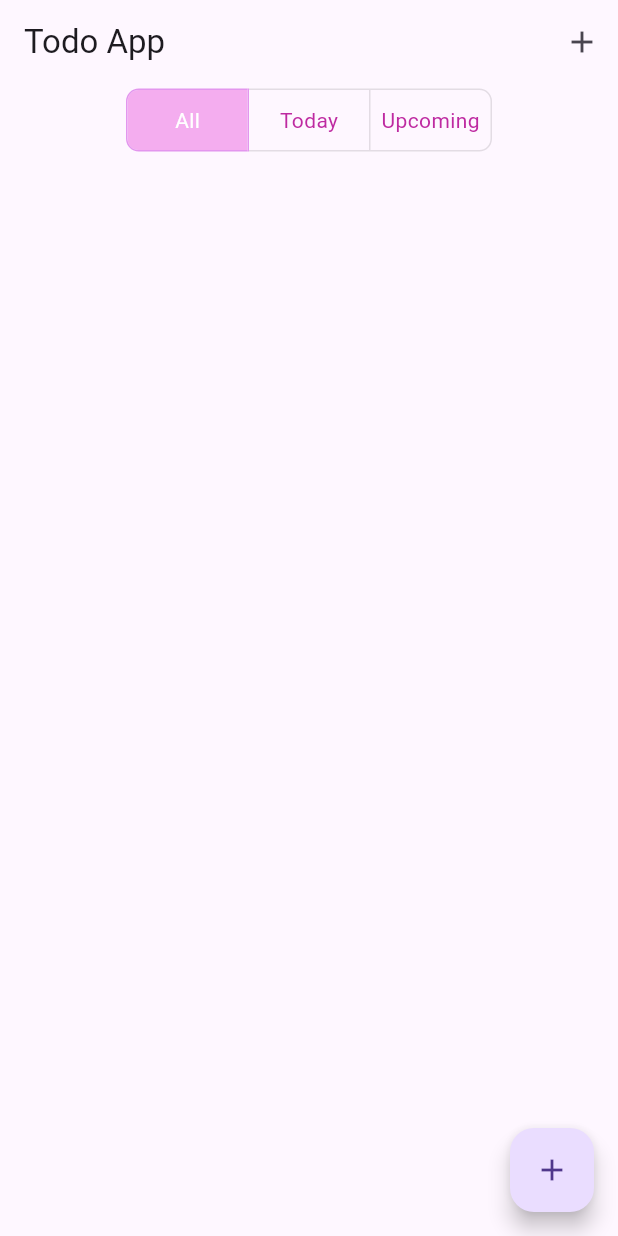
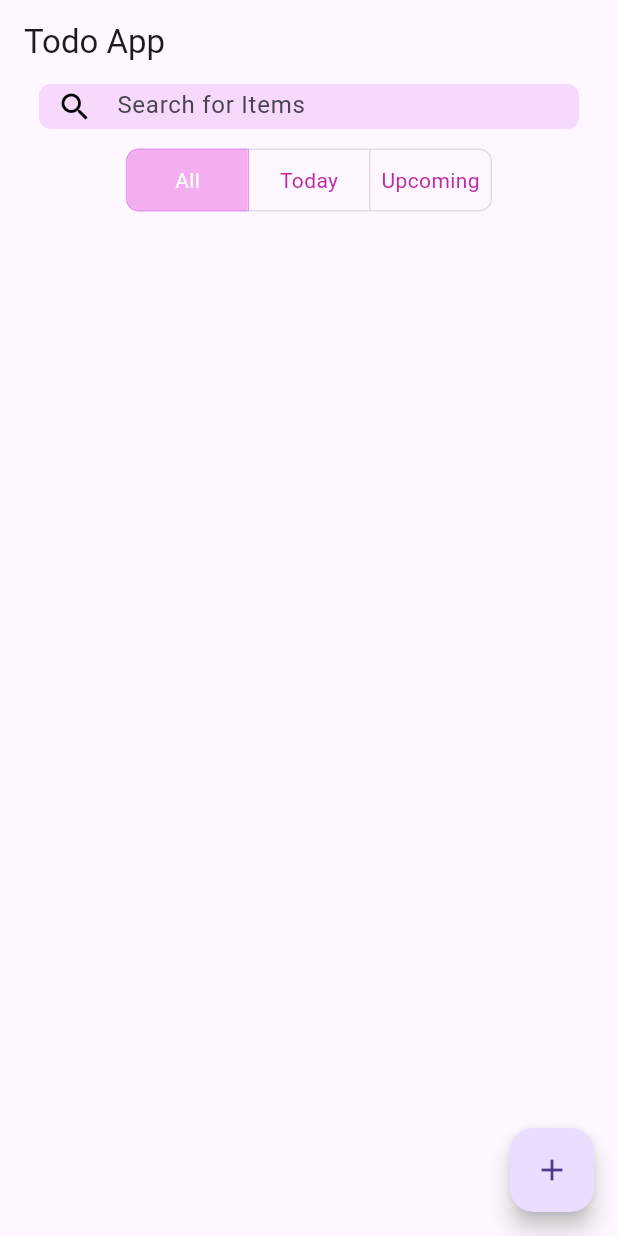
Before and after one commit to leesuby/TodoFlutter, a Flutter app: the screen it shows after launch, on a phone screen of 412 x 824 dp. Run offline on Flutter 3.47's test engine with Material 3 defaults, Android fonts, the phone set to English and light mode, and no system bars; our stand-ins replace bloc, equatable, flutter_bloc, flutter_datetime_picker_plus.

Commit message:
add Search function

```diff
--- a/lib/blocs/bloc/bloc/todo_task_event.dart
+++ b/lib/blocs/bloc/bloc/todo_task_event.dart
@@ -46,3 +46,13 @@ class SortTodoTask extends TodoTaskEvent {
   @override
   List<Object> get props => [sortType];
 }
+
+class SearchTodoTask extends TodoTaskEvent {
+  final String keyword;
+  const SearchTodoTask ({
+    required this.keyword
+  });
+
+  @override
+  List<Object> get props => [keyword];
+}
--- a/lib/screens/todoScreen.dart
+++ b/lib/screens/todoScreen.dart
@@ -1,5 +1,7 @@
 import 'package:flutter/material.dart';
 import 'package:flutter/widgets.dart';
+import 'package:flutter_datetime_picker_plus/flutter_datetime_picker_plus.dart';
+import 'package:flutter_tasks_app/blocs/bloc/bloc/todo_task_bloc.dart';
 import 'package:flutter_tasks_app/blocs/bloc_exports.dart';
 import 'package:flutter_tasks_app/widgets/todoTaskList.dart';
 import 'package:intl/intl.dart';
@@ -22,6 +24,7 @@ class TodoScreen extends StatefulWidget {
 
 class _TodoScreenState extends State<TodoScreen> {
   final List<bool> _selectedFilter = <bool>[true, false, false];
+  TextEditingController searchController = TextEditingController();
   void _addTodoTask(BuildContext context) {
     showModalBottomSheet(
         context: context,
@@ -43,16 +46,38 @@ class _TodoScreenState extends State<TodoScreen> {
         return Scaffold(
           appBar: AppBar(
             title: const Text('Todo App'),
-            actions: [
-              IconButton(
-                onPressed: () => _addTodoTask(context),
-                icon: const Icon(Icons.add),
-              )
-            ],
           ),
           body: Column(
             crossAxisAlignment: CrossAxisAlignment.center,
             children: [
+              SizedBox(
+                height: 30,
+                width: 360,
+                child: TextField(
+                  decoration: InputDecoration(
+                    filled: true,
+                    fillColor: Color.fromARGB(255, 246, 217, 252),
+                    border: OutlineInputBorder(
+                      borderRadius: BorderRadius.circular(8),
+                      borderSide: BorderSide.none,
+                    ),
+                    hintText: "Search for Items",
+                    prefixIcon: const Icon(Icons.search),
+                    prefixIconColor: Colors.black,
+                    contentPadding: EdgeInsets.fromLTRB(0, 10, 0, 0),
+                  ),
+                  onChanged: (value) {
+                    setState(() {
+                      context
+                          .read<TodoTaskBloc>()
+                          .add(SearchTodoTask(keyword: value));
+                    });
+                  },
+                ),
+              ),
+              const SizedBox(
+                height: 10,
+              ),
               ToggleButtons(
                 direction: Axis.horizontal,
                 onPressed: (int index) {
@@ -140,20 +165,32 @@ class _AddTaskBottomSheetState extends State<AddTaskBottomSheet> {
                   icon: Icon(Icons.timer), labelText: "Enter Time"),
               readOnly: true,
               onTap: () async {
-                DateTime? pickedDate = await showDatePicker(
-                    context: context,
-                    initialDate: DateTime.now(),
-                    firstDate: DateTime(2000),
-                    lastDate: DateTime(2101));
-
-                if (pickedDate != null) {
-                  String formattedDate =
-                      DateFormat('yyyy-MM-dd').format(pickedDate);
+               DatePicker.showDateTimePicker(context, showTitleActions: true,
+                      onChanged: (date) {
+                    print('change $date in time zone ' +
+                        date.timeZoneOffset.inHours.toString());
+                  }, onConfirm: (date) {
+                    String formattedDate =
+                      DateFormat('yyyy-MM-dd hh:mm:ss').format(date);
                   setState(() {
                     timeTodoTaskController.text =
                         formattedDate; //set output date to TextField value.
                   });
-                }
+                  }, currentTime: DateTime.now());
+                // DateTime? pickedDate = await showDatePicker(
+                //     context: context,
+                //     initialDate: DateTime.now(),
+                //     firstDate: DateTime(2000),
+                //     lastDate: DateTime(2101));
+
+                // if (pickedDate != null) {
+                //   String formattedDate =
+                //       DateFormat('yyyy-MM-dd').format(pickedDate);
+                //   setState(() {
+                //     timeTodoTaskController.text =
+                //         formattedDate; //set output date to TextField value.
+                //   });
+                // }
               }),
           const SizedBox(
             height: 10,
--- a/lib/widgets/todoTaskList.dart
+++ b/lib/widgets/todoTaskList.dart
@@ -5,7 +5,7 @@ import 'package:flutter_tasks_app/blocs/bloc_exports.dart';
 import 'package:flutter_tasks_app/models/todoTask.dart';
 import 'package:intl/intl.dart';
 
-class TodoTasksList extends StatelessWidget {
+class TodoTasksList extends StatefulWidget {
   const TodoTasksList({
     Key? key,
     required this.todoTasks,
@@ -14,15 +14,20 @@ class TodoTasksList extends StatelessWidget {
   final List<TodoTask> todoTasks;
 
   @override
+  State<TodoTasksList> createState() => _TodoTasksListState();
+}
+
+class _TodoTasksListState extends State<TodoTasksList> {
+  @override
   Widget build(BuildContext context) {
     return Expanded(
       child: ListView.builder(
-        itemCount: todoTasks.length,
+        itemCount: widget.todoTasks.length,
         itemBuilder: (context,index) {
-          var task = todoTasks[index];
+          var task = widget.todoTasks[index];
           return ListTile(
             title: Text(task.title),
-            subtitle: Text(task.time == null? "No Time" : "Time: " + DateFormat('yyyy-MM-dd').format(task.time)),
+            subtitle: Text(task.time == null? "No Time" : "Time: " + DateFormat('yyyy-MM-dd hh:mm:ss').format(task.time)),
             trailing: Checkbox(
               value: task.isDone,
               onChanged: (value) {
```
Also changed, not shown: lib/blocs/bloc/bloc/todo_task_bloc.dart (+40 -11 lines).
